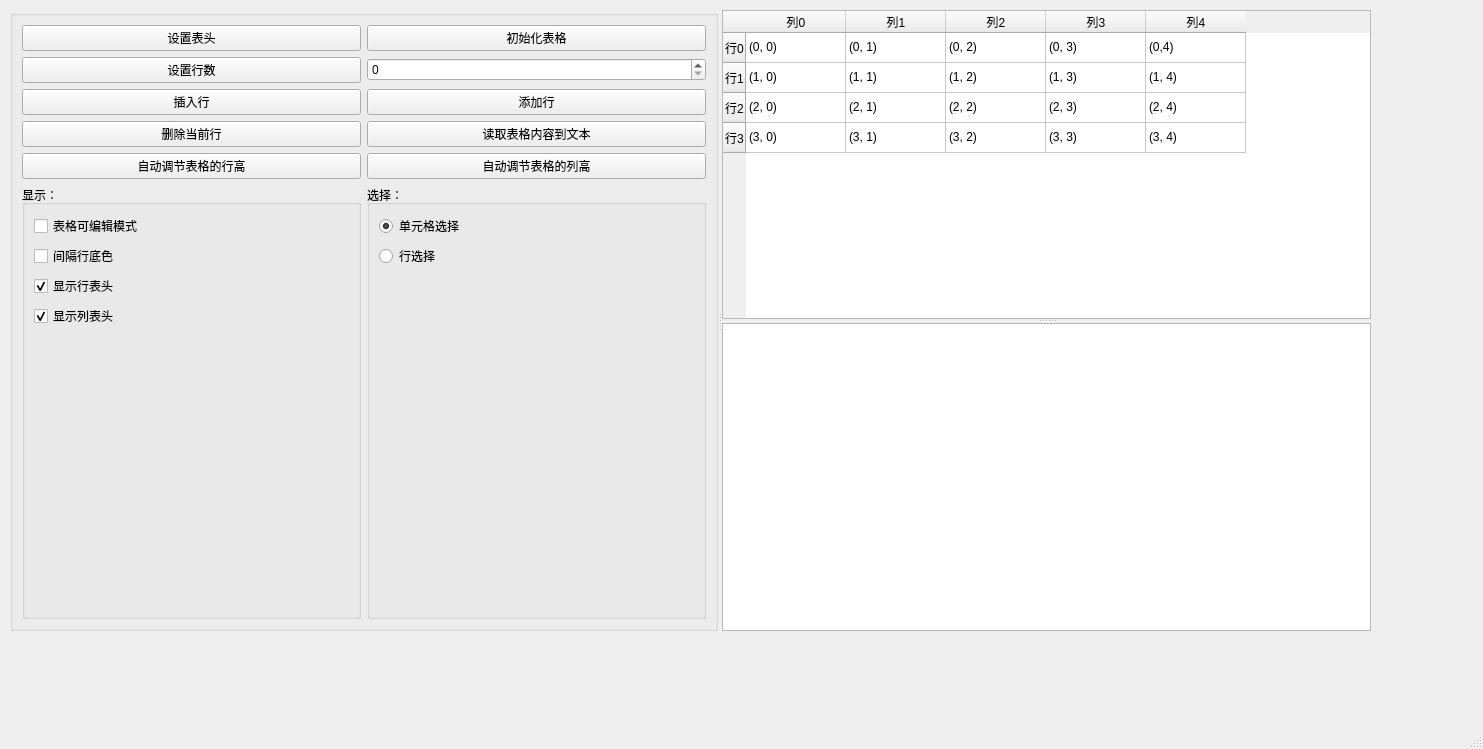
Qt form src/Runtime/Series/k_ExQTableWidget/ExQTableWidget.ui (StoneHappy/Qt-begin) before a commit.
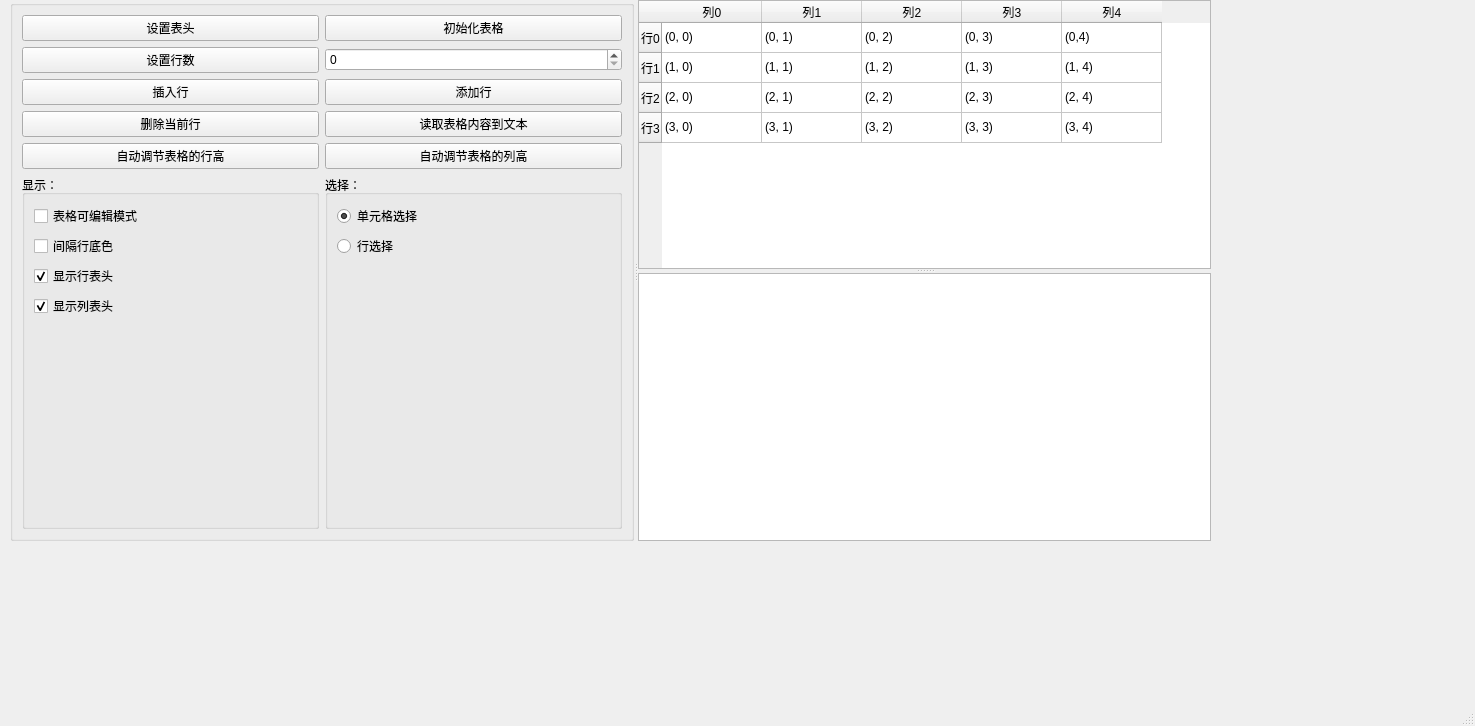
The same form after that commit.

Commit message: 🦄 refactor: rename class

```diff
--- a/src/Runtime/Series/k_ExQTableWidget/ExQTableWidget.ui
+++ b/src/Runtime/Series/k_ExQTableWidget/ExQTableWidget.ui
@@ -6,8 +6,8 @@
    <rect>
     <x>0</x>
     <y>0</y>
-    <width>1483</width>
-    <height>749</height>
+    <width>1475</width>
+    <height>726</height>
    </rect>
   </property>
   <property name="windowTitle">
@@ -18,9 +18,9 @@
     <property name="geometry">
      <rect>
       <x>10</x>
-      <y>10</y>
-      <width>1361</width>
-      <height>621</height>
+      <y>0</y>
+      <width>1201</width>
+      <height>541</height>
      </rect>
     </property>
     <property name="orientation">
```
Left out of the diff: 36 changed lines with no effect on the pictures.
